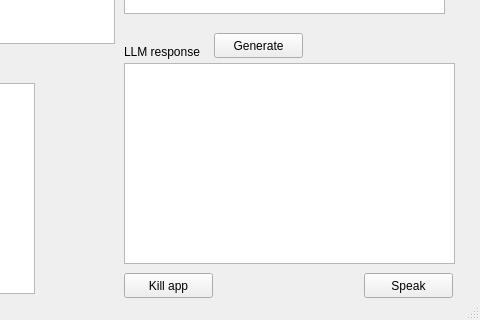
First picture: the form in Server/Kebbi/mainwindow.ui, repository yangchihyuan/RobotNurseHelper, before the edit; both pictures show x 646 to 1126 and y 537 to 857 of the 1126 by 857 pixel window.
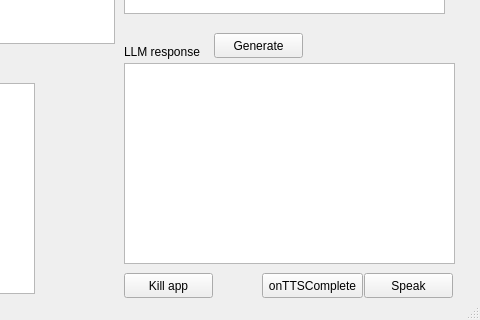
Second picture: the form after the edit.

Patch:
```diff
--- a/Server/Kebbi/mainwindow.ui
+++ b/Server/Kebbi/mainwindow.ui
@@ -826,6 +826,19 @@
      <string>Kill app</string>
     </property>
    </widget>
+   <widget class="QPushButton" name="pushButton_onTTSComplete">
+    <property name="geometry">
+     <rect>
+      <x>908</x>
+      <y>810</y>
+      <width>101</width>
+      <height>25</height>
+     </rect>
+    </property>
+    <property name="text">
+     <string>onTTSComplete</string>
+    </property>
+   </widget>
   </widget>
   <widget class="QStatusBar" name="statusbar"/>
  </widget>
```
